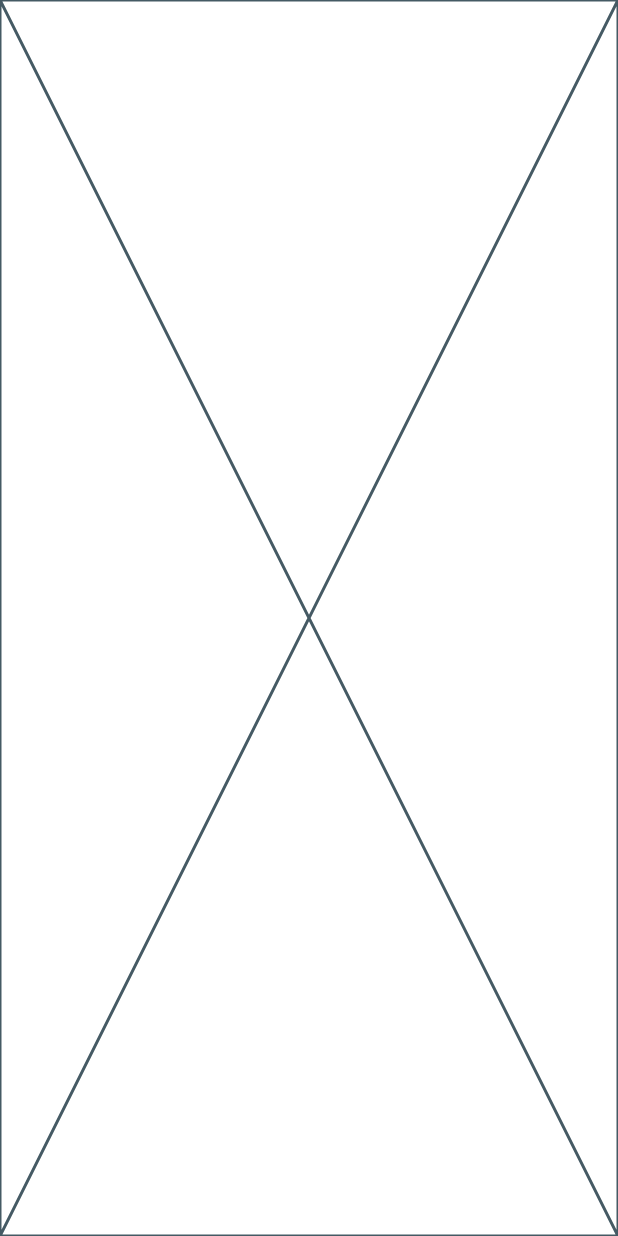
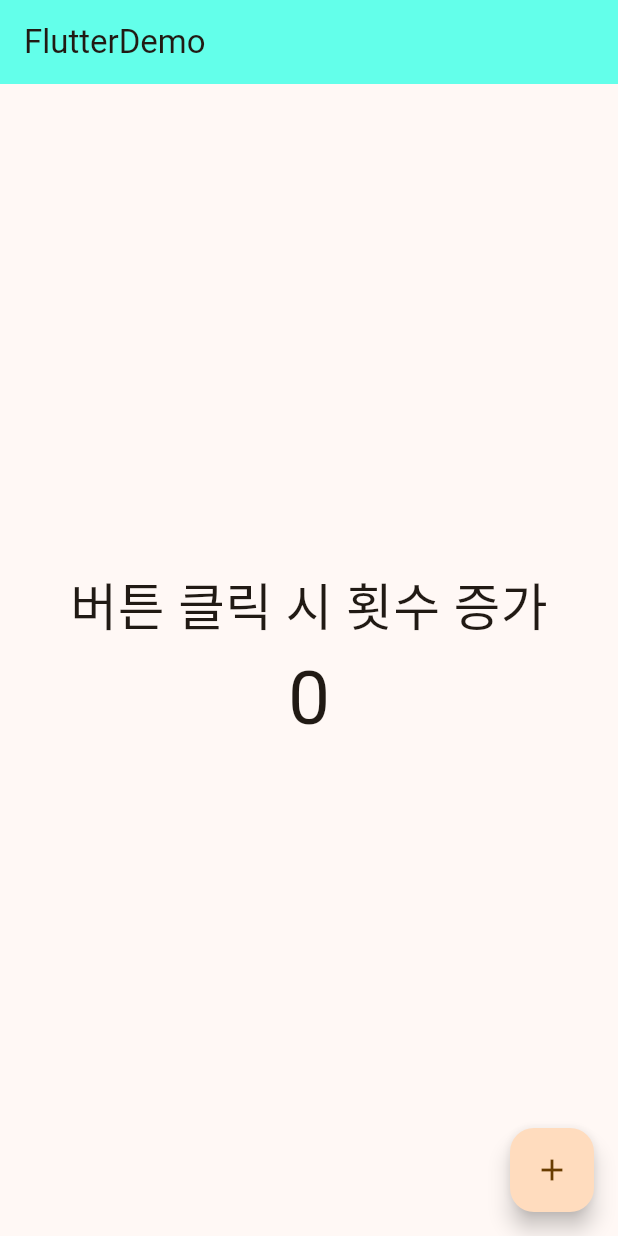
Before and after one commit to dudu020908/flutter_1, a Flutter app: the screen it shows after launch, on a phone screen of 412 x 824 dp. Run offline on Flutter 3.47's test engine with Material 3 defaults, Android fonts, the phone set to English and light mode, and no system bars.

Commit message:
20250327

```diff
--- a/lib/main.dart
+++ b/lib/main.dart
@@ -1,4 +1,4 @@
-import 'package:daelim_2025/presentation/My_App.dart';
+import 'package:daelim_2025/presentation/my_App.dart';
 import 'package:flutter/material.dart';
 
 void main() {
--- a/lib/presentation/home/home_screen.dart
+++ b/lib/presentation/home/home_screen.dart
@@ -1,10 +1,41 @@
 import 'package:flutter/material.dart';
 
-class HomeScreen extends StatelessWidget {
+class HomeScreen extends StatefulWidget {
   const HomeScreen({super.key});
 
   @override
+  State<HomeScreen> createState() => _HomeScreenState();
+}
+
+class _HomeScreenState extends State<HomeScreen> {
+  int _count = 0;
+  void _handleIncreaseCount() => setState(() {
+    _count++;
+  });
+
+  @override
   Widget build(BuildContext context) {
-    return const Placeholder();
+    return Scaffold(
+      appBar: AppBar(
+        backgroundColor: const Color.fromARGB(255, 99, 255, 234),
+        title: Text('FlutterDemo'),
+      ),
+      body: SafeArea(
+        child: SizedBox(
+          width: double.infinity,
+          child: Column(
+            mainAxisAlignment: MainAxisAlignment.center,
+            children: [
+              Text('버튼 클릭 시 횟수 증가', style: TextStyle(fontSize: 34)),
+              Text('$_count', style: TextStyle(fontSize: 50)),
+            ],
+          ),
+        ),
+      ),
+      floatingActionButton: FloatingActionButton(
+        onPressed: _handleIncreaseCount,
+        child: Icon(Icons.add),
+      ),
+    );
   }
 }
```
Also changed, not shown: 3 other files.
